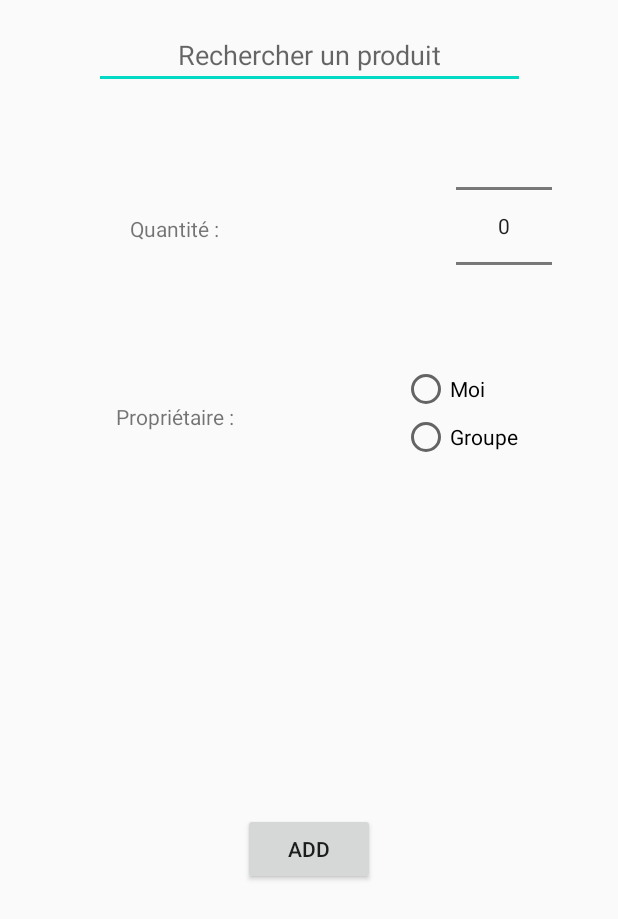
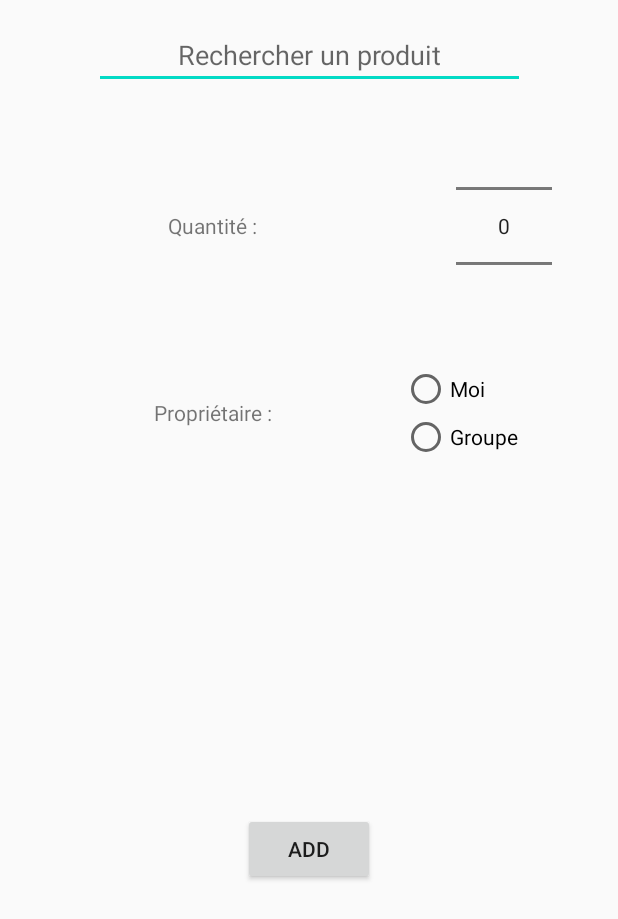
Before and after one commit to make-kots-great-again/mobile, an Android app: the layout add_new_product_popup.xml on its own in the app's theme, with its tools: preview values and no code run, on a phone screen of 412 x 824 dp. Shown: the top 919 px of the screen. Run offline under Robolectric (Android 15) with nearby library versions, the phone set to English and light mode, and no system bars; network calls fail.

Commit message:
Correction layout popup

```diff
--- a/makekotsgreatagain/app/src/main/res/layout/add_new_product_popup.xml
+++ b/makekotsgreatagain/app/src/main/res/layout/add_new_product_popup.xml
@@ -23,15 +23,13 @@
         android:id="@+id/text_quantity"
         android:layout_width="100dp"
         android:layout_height="wrap_content"
-        android:layout_marginEnd="140dp"
+        android:layout_marginEnd="116dp"
         android:text="  Quantité :"
         android:textAlignment="center"
         app:layout_constraintBottom_toBottomOf="@+id/quantity_nb"
         app:layout_constraintEnd_toStartOf="@+id/quantity_nb"
-        app:layout_constraintHorizontal_bias="0.984"
-        app:layout_constraintStart_toStartOf="parent"
         app:layout_constraintTop_toTopOf="@+id/quantity_nb"
-        app:layout_constraintVertical_bias="0.509" />
+        app:layout_constraintVertical_bias="0.496" />
 
     <NumberPicker
         android:id="@+id/quantity_nb"
@@ -47,15 +45,13 @@
         android:id="@+id/text_owner"
         android:layout_width="100dp"
         android:layout_height="wrap_content"
-        android:layout_marginEnd="104dp"
+        android:layout_marginEnd="80dp"
         android:text="  Propriétaire :"
         android:textAlignment="center"
         app:layout_constraintBottom_toBottomOf="@+id/radio_group"
         app:layout_constraintEnd_toStartOf="@+id/radio_group"
-        app:layout_constraintHorizontal_bias="0.984"
-        app:layout_constraintStart_toStartOf="parent"
         app:layout_constraintTop_toTopOf="@+id/radio_group"
-        app:layout_constraintVertical_bias="0.555" />
+        app:layout_constraintVertical_bias="0.488" />
 
     <RadioGroup
         android:id="@+id/radio_group"
```
